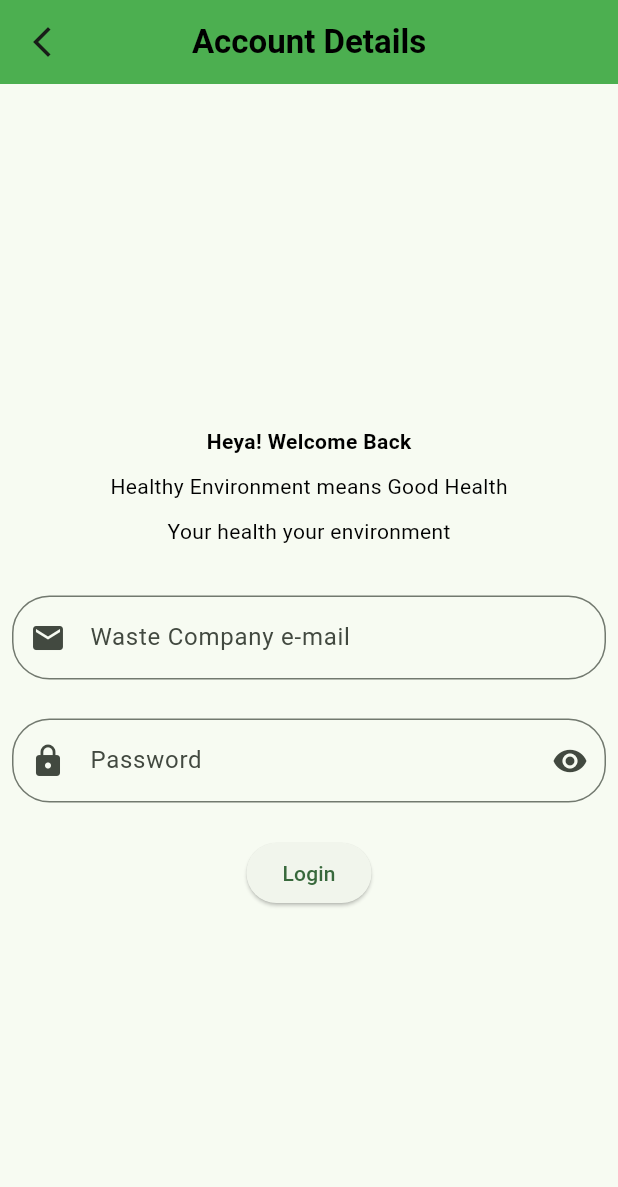
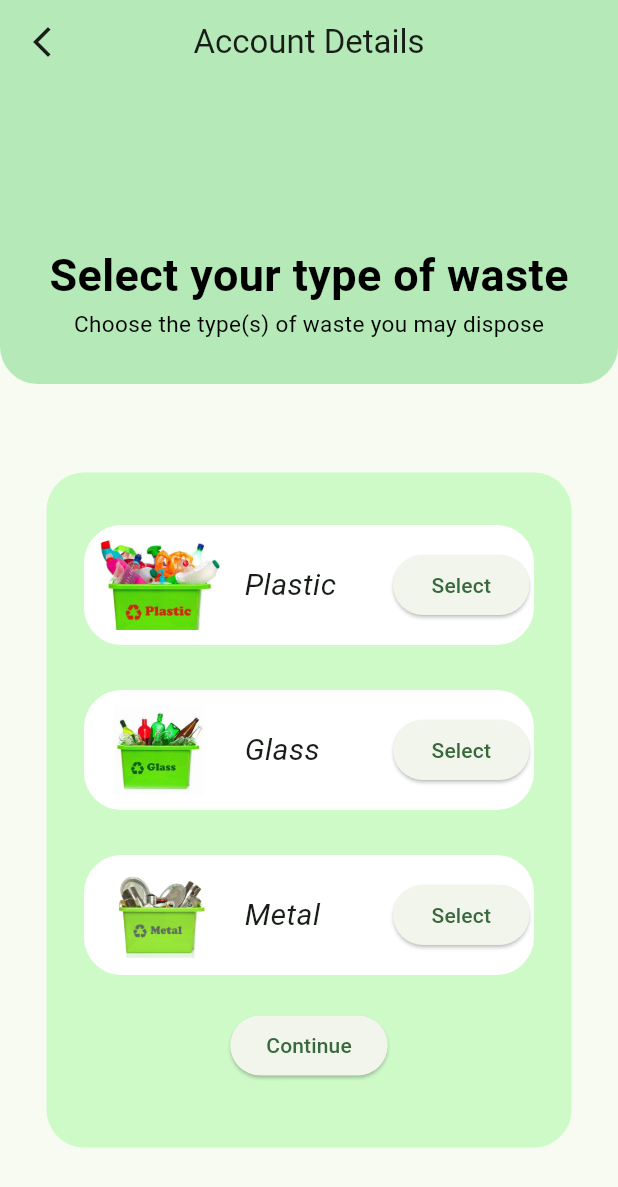
Before and after one commit to eameka/project, a Flutter app: the MywasteLogin screen opened directly, after a tap on "Login", on a phone screen of 412 x 824 dp. Shown: the top 1187 px of the screen. Run offline on Flutter 3.47's test engine with Material 3 defaults, Android fonts, the phone set to English and light mode, and no system bars; our stand-ins replace animated_splash_screen, page_transition; missing offline and left inert: custom_signin_buttons, flutter_inappwebview.

Commit message:
main changes

```diff
--- /dev/null
+++ b/lib/form.dart
@@ -0,0 +1,190 @@
+import 'package:flutter/material.dart';
+
+class MyForm extends StatefulWidget {
+  const MyForm({super.key});
+
+  @override
+  State<MyForm> createState() => _MyFormState();
+}
+
+class _MyFormState extends State<MyForm> {
+  @override
+  Widget build(BuildContext context) {
+    return Scaffold(
+      appBar: AppBar(
+        elevation: 15.0,
+        backgroundColor: const Color.fromARGB(255, 202, 255, 204),
+        title: const Text('Account Details'),
+        centerTitle: true,
+        leading: IconButton(
+          icon: const Icon(Icons.arrow_back_ios_new),
+          onPressed: () {
+            Navigator.pop(context);
+          },
+        ),
+        shape: const RoundedRectangleBorder(
+          borderRadius: BorderRadius.only(
+            bottomLeft: Radius.circular(25),
+            bottomRight: Radius.circular(25),
+          ),
+        ),
+        bottom: const PreferredSize(
+          preferredSize: Size.fromHeight(200),
+          child: Column(
+            mainAxisAlignment: MainAxisAlignment.center,
+            crossAxisAlignment: CrossAxisAlignment.center,
+            children: [
+              Row(
+                mainAxisAlignment: MainAxisAlignment.center,
+                crossAxisAlignment: CrossAxisAlignment.center,
+                children: [
+                  Text(
+                    'Select your type of waste',
+                    style: TextStyle(
+                        fontSize: 30,
+                        fontWeight: FontWeight.bold,
+                        color: Colors.black),
+                  ),
+                  SizedBox(
+                    height: 20,
+                  ),
+                ],
+              ),
+              Text(
+                'Choose the type(s) of waste you may dispose',
+                style: TextStyle(fontSize: 15, color: Colors.black),
+              ),
+              SizedBox(
+                height: 30,
+              )
+            ],
+          ),
+        ),
+      ),
+      body:  Center(
+        child: Container(
+          width: 350,
+          height:450,
+          decoration: const BoxDecoration(
+            borderRadius: BorderRadius.all(Radius.circular(25)),
+            color: Color.fromARGB(255, 206, 250, 200),
+          ),
+          child: Column(
+            children: [
+             const SizedBox(
+                height: 20,
+              ),
+              Padding(
+                padding: const EdgeInsets.all(15.0),
+                child: Container(
+                          width: 300,
+                          height:80,
+                          decoration: const BoxDecoration(
+                            borderRadius: BorderRadius.all(Radius.circular(25)),
+                            color: Colors.white
+                          ),
+                          child: Row(
+                            mainAxisAlignment: MainAxisAlignment.spaceEvenly,
+                            children: [
+                              Container(
+                                width: 100,
+                                height: 60,
+                                decoration: BoxDecoration(
+                                  borderRadius: BorderRadius.circular(20),
+                                  image: const DecorationImage(image: AssetImage('assets/plastic.jpg')),
+                                ),
+                              ),
+                              const SizedBox(width:5),
+                              const Expanded(child: Padding(
+                                padding: EdgeInsets.all(2.0),
+                                child: Text('Plastic', style:TextStyle(fontSize: 20,fontStyle: FontStyle.italic,)),
+                              ), ),
+                              const SizedBox(width:1),
+                             Expanded(child: Padding(
+                               padding: const EdgeInsets.all(3.0),
+                               child: ElevatedButton(onPressed: () {}, child: const Text('Select')),
+                             ),),
+                            ],
+                          ),
+                          ),
+              ),
+               Padding(
+                padding: const EdgeInsets.all(15.0),
+                child: Container(
+                          width: 300,
+                          height:80,
+                          decoration: const BoxDecoration(
+                            borderRadius: BorderRadius.all(Radius.circular(25)),
+                            color: Colors.white
+                          ),
+                          child: Row(
+                            mainAxisAlignment: MainAxisAlignment.spaceEvenly,
+                            children: [
+                              Container(
+                                width: 100,
+                                height: 60,
+                                decoration: BoxDecoration(
+                                  borderRadius: BorderRadius.circular(20),
+                                  image: const DecorationImage(image: AssetImage('assets/glass.jpeg')),
+                                ),
+                              ),
+                              const SizedBox(width:5),
+                              const Expanded(child: Padding(
+                                padding: EdgeInsets.all(2.0),
+                                child: Text('Glass', style:TextStyle(fontSize: 20, fontStyle: FontStyle.italic,)),
+                              ), ),
+                              const SizedBox(width:1),
+                             Expanded(child: Padding(
+                               padding: const EdgeInsets.all(3.0),
+                               child: ElevatedButton(onPressed: () {}, child: const Text('Select')),
+                             ),),
+                            ],
+                          ),
+                          ),
+              ),
+               Padding(
+                padding: const EdgeInsets.all(15.0),
+                child: Container(
+                          width: 300,
+                          height:80,
+                          decoration: const BoxDecoration(
+                            borderRadius: BorderRadius.all(Radius.circular(25)),
+                            color: Colors.white
+                          ),
+                          child: Row(
+                            mainAxisAlignment: MainAxisAlignment.spaceEvenly,
+                            children: [
+                              Container(
+                                width: 100,
+                                height: 60,
+                                decoration: BoxDecoration(
+                                  borderRadius: BorderRadius.circular(20),
+                                  image: const DecorationImage(image: AssetImage('assets/metal.jpg')),
+                                ),
+                              ),
+                              const SizedBox(width:5),
+                              const Expanded(child: Padding(
+                                padding: EdgeInsets.all(2.0),
+                                child: Text('Metal', style:TextStyle(fontSize: 20,fontStyle: FontStyle.italic,)),
+                              ), ),
+                              const SizedBox(width:1),
+                             Expanded(child: Padding(
+                               padding: const EdgeInsets.all(3.0),
+                               child: ElevatedButton(onPressed: () {}, child: const Text('Select')),
+                             ),),
+                            ],
+                          ),
+                          ),
+              ),
+              Padding(
+                padding: const EdgeInsets.all(8.0),
+                child: ElevatedButton(onPressed: (){}, child: const Text('Continue')),
+              ),
+            ],
+          ),
+        ),
+      ),
+
+    );
+  }
+}
--- a/lib/register.dart
+++ b/lib/register.dart
@@ -3,6 +3,7 @@ import 'registerhouse.dart';
 import 'registerwaste.dart';
 import 'wastelogin.dart';
 import 'package:flutter/material.dart';
+
 
 
 class MyAccount extends StatefulWidget {
--- a/lib/wastelogin.dart
+++ b/lib/wastelogin.dart
@@ -1,3 +1,4 @@
+import 'package:ecowaste/form.dart';
 import 'package:flutter/material.dart';
 
 class MywasteLogin extends StatefulWidget {
@@ -13,7 +14,7 @@ class _MywasteLoginState extends State<MywasteLogin> {
 
 
    bool passwordVisible = false;
-  final _mailController = TextEditingController();
+  final _contactController = TextEditingController();
   final _passwordController = TextEditingController();
 
  @override
@@ -25,7 +26,7 @@ class _MywasteLoginState extends State<MywasteLogin> {
      @override
     void dispose(){
       super.dispose();
-    _mailController.dispose();
+    _contactController.dispose();
     _passwordController.dispose();
     }
 
@@ -67,12 +68,12 @@ class _MywasteLoginState extends State<MywasteLogin> {
           ),
           const SizedBox(height: 25),
           Padding(
-            padding: const EdgeInsets.all(8.0),
+            padding: const EdgeInsets.only(top:8.0, bottom: 8.0, left: 35.0, right: 35.0),
             child: TextFormField(
-              controller: _mailController,
+              controller: _contactController,
               decoration: const InputDecoration(
-                prefixIcon: Icon(Icons.mail),
-                labelText: 'Waste Company e-mail',
+                prefixIcon: Icon(Icons.phone),
+                labelText: 'Contact',
                 border: OutlineInputBorder(
                    borderRadius: BorderRadius.all(Radius.circular(25),),
                 ),
@@ -81,7 +82,7 @@ class _MywasteLoginState extends State<MywasteLogin> {
           ),
           const SizedBox(height: 10),
           Padding(
-            padding: const EdgeInsets.all(8.0),
+            padding: const EdgeInsets.only(top:8.0, bottom: 8.0, left: 35.0, right: 35.0),
             child: TextFormField(
               obscureText: true,
               controller: _passwordController,
@@ -107,8 +108,8 @@ class _MywasteLoginState extends State<MywasteLogin> {
           ),
           const SizedBox(height: 15),
           ElevatedButton(
-             onPressed: (){},
-            child: const Text('Login'),),
+            child: const Text('Login'),
+             onPressed: () => Navigator.push(context,MaterialPageRoute(builder: (context) => const MyForm(),)),),
         ],
       ),
     );
```
Also changed, not shown: lib/houselogin.dart (+8 -8 lines), lib/notify.dart (added, +61 -0 lines), lib/registerhouse.dart (+48 -21 lines), lib/registerwaste.dart (+42 -16 lines), lib/settings.dart (added, +15 -0 lines), assets/glass.jpeg (added), assets/metal.jpg (added), assets/plastic.jpg (added).
